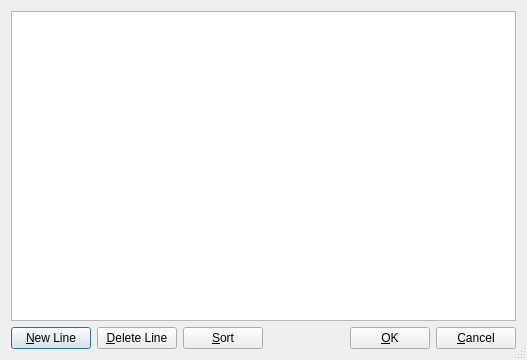
First picture: the form in src/CommentDlg4.ui, repository mneuroth/MinDia, before the edit.
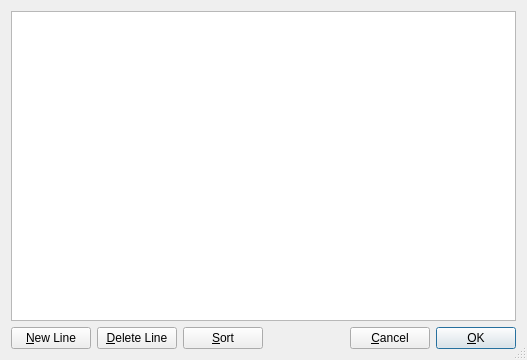
Second picture: the form after the edit.

Commit message: unified default buttons and order of ok and cancel button

```diff
--- a/src/CommentDlg4.ui
+++ b/src/CommentDlg4.ui
@@ -47,19 +47,13 @@
    </item>
    <item row="1" column="0">
     <layout class="QHBoxLayout">
-     <property name="spacing">
-      <number>6</number>
-     </property>
-     <property name="margin">
-      <number>0</number>
-     </property>
      <item>
       <widget class="QPushButton" name="m_pNewLine">
        <property name="text">
         <string>&amp;New Line</string>
        </property>
        <property name="autoDefault">
-        <bool>true</bool>
+        <bool>false</bool>
        </property>
       </widget>
      </item>
@@ -69,7 +63,7 @@
         <string>&amp;Delete Line</string>
        </property>
        <property name="autoDefault">
-        <bool>true</bool>
+        <bool>false</bool>
        </property>
       </widget>
      </item>
@@ -78,6 +72,9 @@
        <property name="text">
         <string>&amp;Sort</string>
        </property>
+       <property name="autoDefault">
+        <bool>false</bool>
+       </property>
       </widget>
      </item>
      <item>
@@ -96,6 +93,16 @@
        </property>
       </spacer>
      </item>
+     <item>
+      <widget class="QPushButton" name="buttonCancel">
+       <property name="text">
+        <string>&amp;Cancel</string>
+       </property>
+       <property name="autoDefault">
+        <bool>false</bool>
+       </property>
+      </widget>
+     </item>
      <item>
       <widget class="QPushButton" name="buttonOk">
        <property name="text">
@@ -109,16 +116,6 @@
        </property>
       </widget>
      </item>
-     <item>
-      <widget class="QPushButton" name="buttonCancel">
-       <property name="text">
-        <string>&amp;Cancel</string>
-       </property>
-       <property name="autoDefault">
-        <bool>true</bool>
-       </property>
-      </widget>
-     </item>
     </layout>
    </item>
   </layout>
```
The commit also changes 6 other files.
